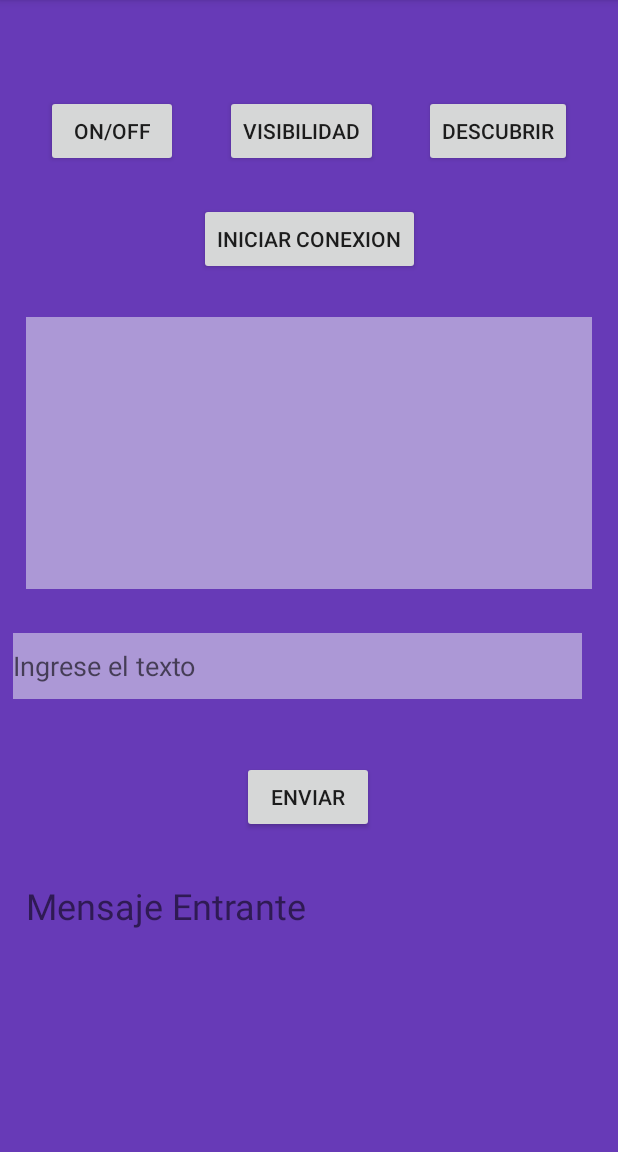
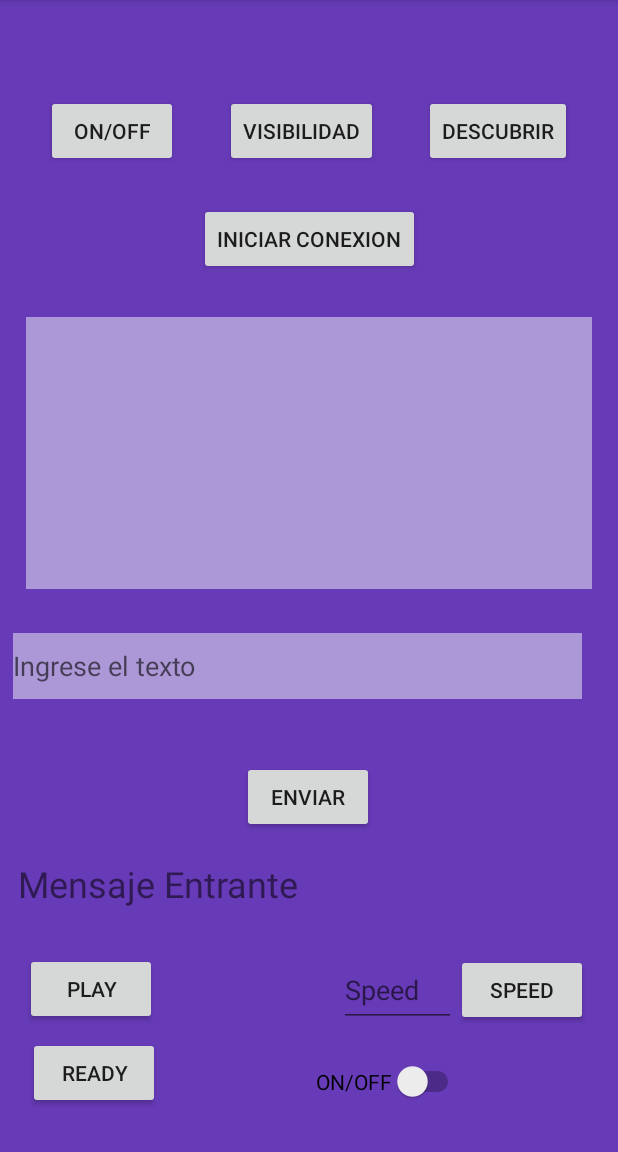
Before and after one commit to franciscoiarussi/Ingenieria, an Android app: the screen it shows after launch (MainActivity), on a phone screen of 412 x 824 dp, the part 84-1236 px from its top. Run offline under Robolectric (Android 15) with nearby library versions, the phone set to English and light mode, and no system bars.

Commit message:
Agrego de pins

```diff
--- a/app/src/main/java/com/example/ingenieria/MainActivity.java
+++ b/app/src/main/java/com/example/ingenieria/MainActivity.java
@@ -16,6 +16,7 @@ import android.widget.AdapterView;
 import android.widget.Button;
 import android.widget.EditText;
 import android.widget.ListView;
+import android.widget.Switch;
 import android.widget.TextView;
 
 import java.nio.charset.Charset;
@@ -37,10 +38,15 @@ public class MainActivity extends AppCompatActivity implements AdapterView.OnIte
     ListView lvNewDevices;
     Button btnDescubrir;
     Button btnSend;
+    Button btnPlay;
+    Button btnSpeed;
+    Button btnReady;
+    Switch switchOnOff;
     TextView incomingMessage;
     StringBuilder messages;
     Button btnStartConnection;
     EditText editText;
+    EditText editTextSpeed;
     BluetoothConnectionService mBluetoothConnection;
     private static final UUID MY_UUID_INSECURE = UUID.fromString("8ce255c0-200a-11e0-ac64-0800200c9a66");
     BluetoothDevice mBTDevice;
@@ -160,10 +166,14 @@ public class MainActivity extends AppCompatActivity implements AdapterView.OnIte
         btnDescubrir = (Button) findViewById(R.id.btnFindUnpairedDevices);
         nBluetoothAdapter = BluetoothAdapter.getDefaultAdapter();
         editText = (EditText) findViewById(R.id.editText);
+        editTextSpeed = (EditText) findViewById(R.id.editTextSpeed);
 
-
+        final Switch switchOnOff=(Switch) findViewById(R.id.switchOnOff);
         btnStartConnection = (Button) findViewById(R.id.btnStartConnection);
         btnSend = (Button) findViewById(R.id.btnSend);
+        btnPlay = (Button) findViewById(R.id.btnPlay);
+        btnSpeed = (Button) findViewById(R.id.btnSpeed);
+        btnReady = (Button) findViewById(R.id.btnReady);
         incomingMessage=(TextView)findViewById(R.id.MensajeEntrante);
         messages = new StringBuilder();
         LocalBroadcastManager.getInstance(this).registerReceiver(mReceiver,  new IntentFilter("MensajeEntrante"));
@@ -243,6 +253,43 @@ public class MainActivity extends AppCompatActivity implements AdapterView.OnIte
                 editText.setText("");
             }
         });
+        btnPlay.setOnClickListener(new View.OnClickListener() {
+            public void onClick(View view) {
+                String play="play";
+                byte[] bytes = play.getBytes(Charset.defaultCharset());
+                mBluetoothConnection.write(bytes);
+            }
+        });
+        btnReady.setOnClickListener(new View.OnClickListener() {
+            public void onClick(View view) {
+                String ready="ready";
+                byte[] bytes = ready.getBytes(Charset.defaultCharset());
+                mBluetoothConnection.write(bytes);
+            }
+        });
+        btnSpeed.setOnClickListener(new View.OnClickListener() {
+            public void onClick(View view) {
+                byte[] bytes = editTextSpeed.getText().toString().getBytes(Charset.defaultCharset());
+                mBluetoothConnection.write(bytes);
+                editTextSpeed.setText(0);
+            }
+        });
+        switchOnOff.setOnClickListener(new View.OnClickListener() {
+            @Override
+            public void onClick(View v) {
+                if(switchOnOff.isChecked()){
+                    String on="on";
+                    byte[] bytes = on.getBytes(Charset.defaultCharset());
+                    mBluetoothConnection.write(bytes);
+                }
+                else{
+                    String off="off";
+                    byte[] bytes = off.getBytes(Charset.defaultCharset());
+                    mBluetoothConnection.write(bytes);
+                }
+            }
+        });
+
     }
 
     public void StartConnection() {
--- a/app/src/main/res/layout/activity_main.xml
+++ b/app/src/main/res/layout/activity_main.xml
@@ -134,17 +134,95 @@
 
     <TextView
         android:id="@+id/MensajeEntrante"
-        android:layout_width="380dp"
-        android:layout_height="130dp"
+        android:layout_width="373dp"
+        android:layout_height="45dp"
         android:text="@string/mensaje_entrante"
         android:textSize="24sp"
         app:layout_constraintBottom_toBottomOf="parent"
         app:layout_constraintEnd_toEndOf="parent"
-        app:layout_constraintHorizontal_bias="0.548"
+        app:layout_constraintHorizontal_bias="0.31"
         app:layout_constraintStart_toStartOf="parent"
         app:layout_constraintTop_toTopOf="parent"
-        app:layout_constraintVertical_bias="0.921"
+        app:layout_constraintVertical_bias="0.792"
         tools:ignore="MissingConstraints" />
+
+    <Button
+        android:id="@+id/btnPlay"
+        android:layout_width="wrap_content"
+        android:layout_height="wrap_content"
+        android:layout_marginStart="16dp"
+        android:layout_marginLeft="16dp"
+        android:layout_marginTop="13dp"
+        android:layout_marginEnd="307dp"
+        android:layout_marginRight="307dp"
+        android:layout_marginBottom="81dp"
+        android:text="Play"
+        app:layout_constraintBottom_toBottomOf="parent"
+        app:layout_constraintEnd_toEndOf="parent"
+        app:layout_constraintStart_toStartOf="parent"
+        app:layout_constraintTop_toBottomOf="@+id/MensajeEntrante" />
+
+    <EditText
+        android:id="@+id/editTextSpeed"
+        android:layout_width="78dp"
+        android:layout_height="49dp"
+        android:layout_marginStart="121dp"
+        android:layout_marginLeft="121dp"
+        android:layout_marginTop="13dp"
+        android:layout_marginBottom="80dp"
+        android:ems="10"
+        android:hint="Speed"
+        android:inputType="number"
+        app:layout_constraintBottom_toBottomOf="parent"
+        app:layout_constraintEnd_toStartOf="@+id/btnSpeed"
+        app:layout_constraintStart_toEndOf="@+id/btnPlay"
+        app:layout_constraintTop_toBottomOf="@+id/MensajeEntrante" />
+
+    <Button
+        android:id="@+id/btnSpeed"
+        android:layout_width="wrap_content"
+        android:layout_height="wrap_content"
+        android:layout_marginTop="14dp"
+        android:layout_marginEnd="20dp"
+        android:layout_marginRight="20dp"
+        android:layout_marginBottom="80dp"
+        android:text="Speed"
+        app:layout_constraintBottom_toBottomOf="parent"
+        app:layout_constraintEnd_toEndOf="parent"
+        app:layout_constraintStart_toEndOf="@+id/editTextSpeed"
+        app:layout_constraintTop_toBottomOf="@+id/MensajeEntrante" />
+
+    <Button
+        android:id="@+id/btnReady"
+        android:layout_width="wrap_content"
+        android:layout_height="wrap_content"
+        android:layout_marginStart="18dp"
+        android:layout_marginLeft="18dp"
+        android:layout_marginTop="6dp"
+        android:layout_marginEnd="305dp"
+        android:layout_marginRight="305dp"
+        android:layout_marginBottom="27dp"
+        android:text="Ready"
+        app:layout_constraintBottom_toBottomOf="parent"
+        app:layout_constraintEnd_toEndOf="parent"
+        app:layout_constraintStart_toStartOf="parent"
+        app:layout_constraintTop_toBottomOf="@+id/btnPlay" />
+
+    <Switch
+        android:id="@+id/switchOnOff"
+        android:layout_width="wrap_content"
+        android:layout_height="wrap_content"
+        android:layout_marginStart="105dp"
+        android:layout_marginLeft="105dp"
+        android:layout_marginTop="21dp"
+        android:layout_marginEnd="104dp"
+        android:layout_marginRight="104dp"
+        android:layout_marginBottom="32dp"
+        android:text="ON/OFF"
+        app:layout_constraintBottom_toBottomOf="parent"
+        app:layout_constraintEnd_toEndOf="parent"
+        app:layout_constraintStart_toEndOf="@+id/btnReady"
+        app:layout_constraintTop_toBottomOf="@+id/editTextSpeed" />
 
 
 </androidx.constraintlayout.widget.ConstraintLayout>
```
